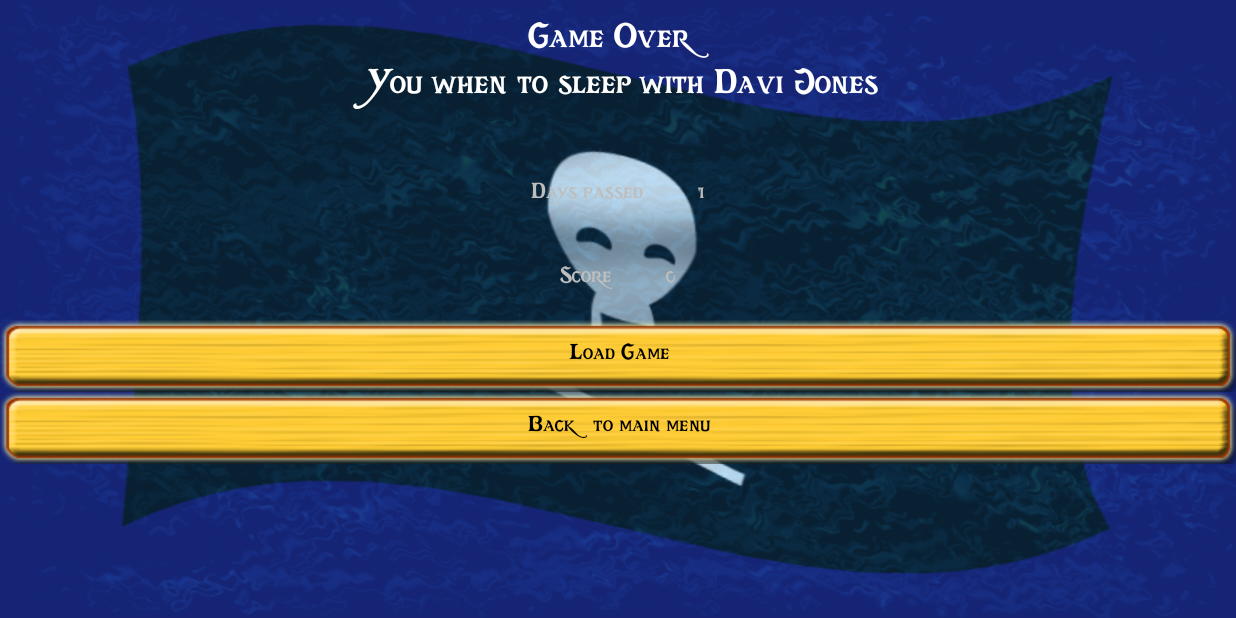
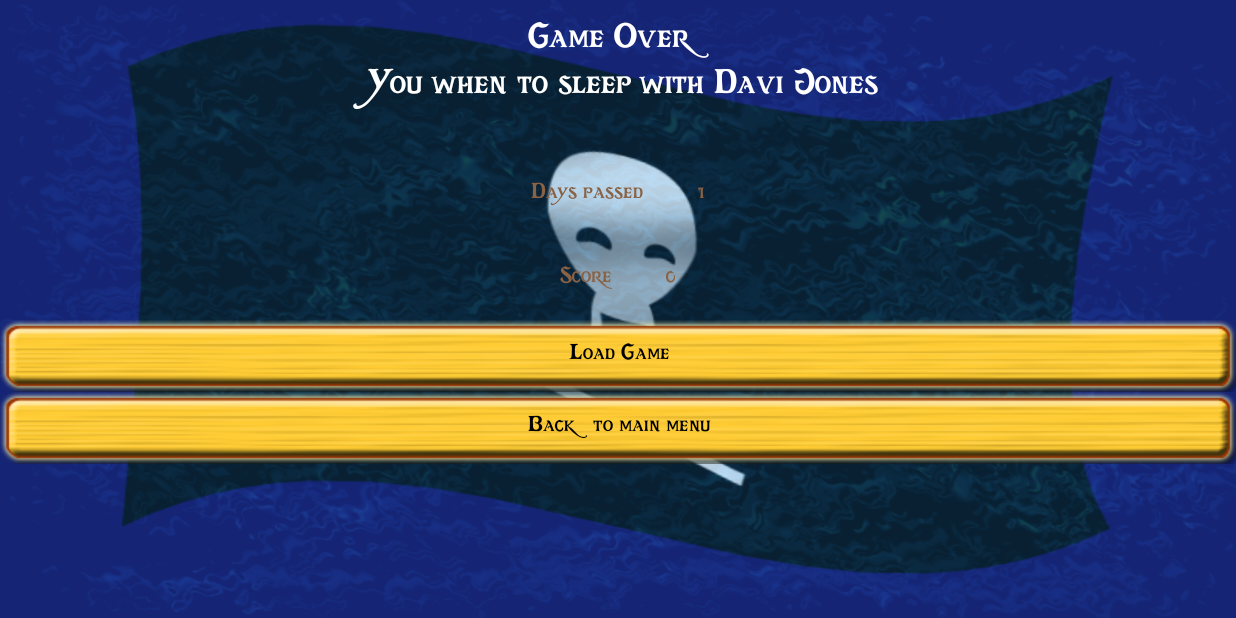
Before and after one commit to Ubathfenome/PirateSeas_2018, an Android app: the GameOverActivity screen opened directly, with no data from a screen before it, on a phone screen of 824 x 412 dp (held sideways). Run offline under Robolectric (Android 15) with nearby library versions, the phone set to English and light mode, and no system bars; 2 statements that could not run were skipped.

Commit message:
Updated voice keywords Version 1.0.30 APK release
Signed-off-by: Miguel <ubathfenome@gmail.com>

```diff
--- a/app/build.gradle
+++ b/app/build.gradle
@@ -3,7 +3,7 @@ apply plugin: 'com.android.application'
 ext.applicationId = "tfm.uniovi.pirateseas"
 ext.versionMajor = 1
 ext.versionMinor = 0
-ext.versionPatch = 29
+ext.versionPatch = 30
 ext.versionClassifier = "Beta"
 ext.isSnapshot = false
 
--- a/app/src/main/java/tfm/uniovi/pirateseas/view/activities/GameActivity.java
+++ b/app/src/main/java/tfm/uniovi/pirateseas/view/activities/GameActivity.java
@@ -1030,10 +1030,6 @@ public class GameActivity extends AppCompatActivity implements SensorEventListen
 		            return true;
                 } else if(match.contains(getString(R.string.command_shoot))){
                     return true;
-                } else if(match.contains(getString(R.string.command_ok))){
-		            return true;
-                } else if(match.contains(getString(R.string.command_go))){
-		            return true;
                 }
             }
 		    return false;
--- a/app/src/main/java/tfm/uniovi/pirateseas/view/activities/ScreenSlidePageFragment.java
+++ b/app/src/main/java/tfm/uniovi/pirateseas/view/activities/ScreenSlidePageFragment.java
@@ -114,8 +114,7 @@ public class ScreenSlidePageFragment extends Fragment {
                 ((TextView) rootView.findViewById(R.id.text2)).setText(
                         getResources().getString(R.string.tutorial_6,
                                 getResources().getString(R.string.command_fire),
-                                getResources().getString(R.string.command_shoot),
-                                getResources().getString(R.string.command_go)));
+                                getResources().getString(R.string.command_shoot)));
                 break;
             case 6:
                 imageReference = R.mipmap.img_ammunition;
--- a/app/src/main/res/layout/activity_gameover.xml
+++ b/app/src/main/res/layout/activity_gameover.xml
@@ -31,6 +31,7 @@
             android:fontFamily="@font/skullsandcrossbones"
             android:layout_gravity="center"
             android:layout_margin="18dp"
+            android:textColor="@color/popup_stroke"
             android:text="@string/gameover_days" />
 
         <TextView
@@ -40,6 +41,7 @@
             android:fontFamily="@font/skullsandcrossbones"
             android:layout_gravity="center"
             android:layout_margin="18dp"
+            android:textColor="@color/popup_stroke"
             android:text="@string/max_value" />
 	</LinearLayout>
 
@@ -56,6 +58,7 @@
             android:fontFamily="@font/skullsandcrossbones"
             android:layout_gravity="center"
             android:layout_margin="18dp"
+            android:textColor="@color/popup_stroke"
             android:text="@string/gameover_score" />
 
         <TextView
@@ -65,6 +68,7 @@
             android:fontFamily="@font/skullsandcrossbones"
             android:layout_gravity="center"
             android:layout_margin="18dp"
+            android:textColor="@color/popup_stroke"
             android:text="@string/max_value" />
 	</LinearLayout>
 
--- a/app/src/main/res/values/strings.xml
+++ b/app/src/main/res/values/strings.xml
@@ -242,7 +242,7 @@
     <string name="tutorial_3">When moving to a new zone, you can find an island or more water.</string>
     <string name="tutorial_4">If you find a cloudy day.. Beware! An enemy might be lurking behind it. Shake your mobile device to wipe out the clouds!</string>
     <string name="tutorial_5">Touch the screen to shoot your selected ammo.</string>
-    <string name="tutorial_6">You can also shoot using voice commands, such as \'%1$s\', \'%2$s\' and \'%3$s\' touching the mic icon to make your men listen.</string>
+    <string name="tutorial_6">You can also shoot using voice commands, such as \'%1$s\' and \'%2$s\' touching the mic icon to make your men listen.</string>
     <string name="tutorial_7">Cycle through your ammo types touching the selected ammo icon. (Default setting)</string>
     <string name="tutorial_8">Collect booty by sinking your enemies or discovering treasures using the maps you will find on the islands in your path.</string>
     <string name="tutorial_9">Red ships are the slowest and the sturdiest.
```
Also changed, not shown: 3 other files.
